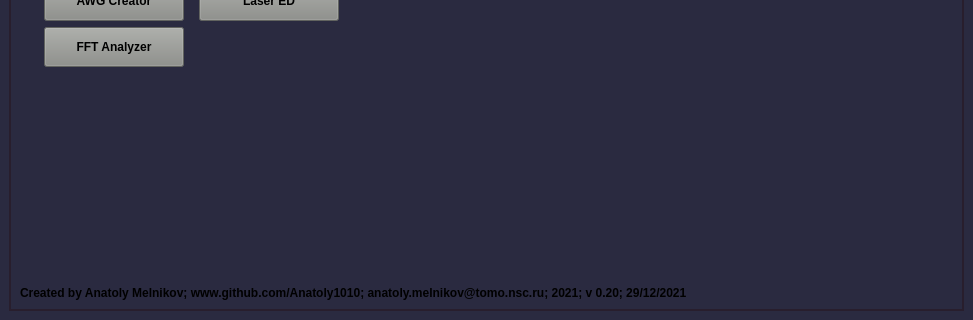
Anatoly1010/Atomize_NIOCH, file atomize/main/gui/main_window.ui: the form before one commit; both pictures show x 0 to 973 and y 308 to 628 of the 973 by 628 pixel window.
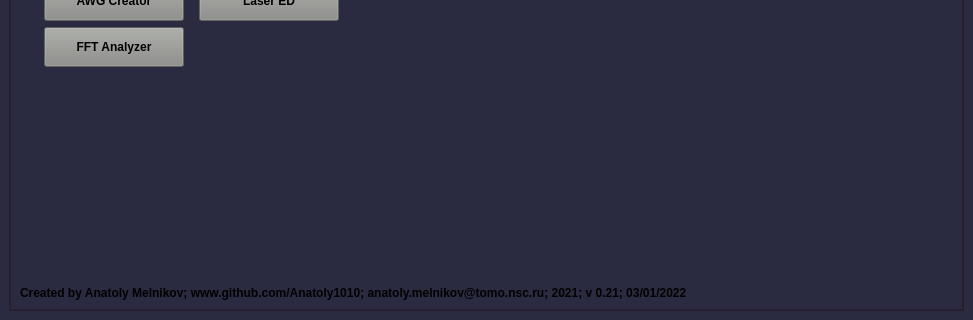
The form after the commit. The open tabs and pages were chosen to show the change. Custom widgets are drawn as their Qt base class.

Diff of the .ui file:
```diff
--- a/atomize/main/gui/main_window.ui
+++ b/atomize/main/gui/main_window.ui
@@ -617,7 +617,7 @@
            </font>
           </property>
           <property name="text">
-           <string>Created by Anatoly Melnikov; www.github.com/Anatoly1010; anatoly.melnikov@tomo.nsc.ru; 2021; v 0.20; 29/12/2021</string>
+           <string>Created by Anatoly Melnikov; www.github.com/Anatoly1010; anatoly.melnikov@tomo.nsc.ru; 2021; v 0.21; 03/01/2022</string>
           </property>
          </widget>
         </item>
```
